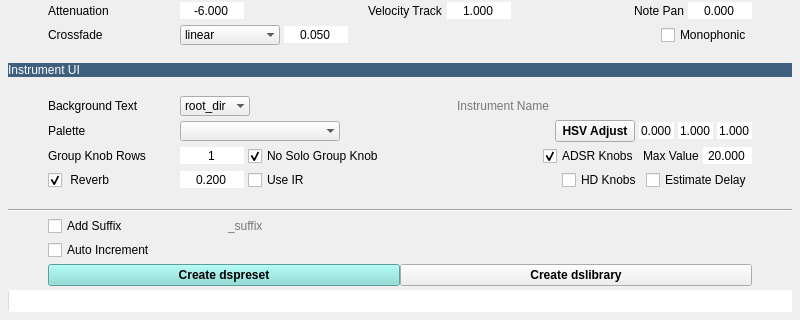
Qt form tools/UI/smp_to_ds.ui (robotmitchum/sample_tools) before a commit; both pictures show x 0 to 800 and y 456 to 776 of the 800 by 776 pixel window.
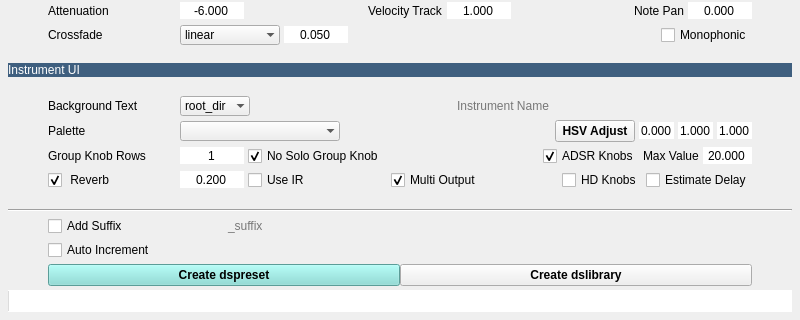
The same form after that commit.

Commit message: - Fixed wrong parameter naming (ADSR Knobs) - Added Multi-Out Option

```diff
--- a/tools/UI/smp_to_ds.ui
+++ b/tools/UI/smp_to_ds.ui
@@ -3425,6 +3425,34 @@
         </property>
        </spacer>
       </item>
+      <item>
+       <widget class="QCheckBox" name="multi_out_cb">
+        <property name="toolTip">
+         <string>Enable separate group output to AUX channels
+
+NOTE: instrument level effects such as reverb and LPF are not present in the AUX channels</string>
+        </property>
+        <property name="text">
+         <string>Multi Output</string>
+        </property>
+        <property name="checked">
+         <bool>true</bool>
+        </property>
+       </widget>
+      </item>
+      <item>
+       <spacer name="horizontalSpacer_32">
+        <property name="orientation">
+         <enum>Qt::Horizontal</enum>
+        </property>
+        <property name="sizeHint" stdset="0">
+         <size>
+          <width>40</width>
+          <height>20</height>
+         </size>
+        </property>
+       </spacer>
+      </item>
       <item>
        <widget class="QCheckBox" name="hd_knobs_cb">
         <property name="toolTip">
```
The commit also changes 3 other files.
